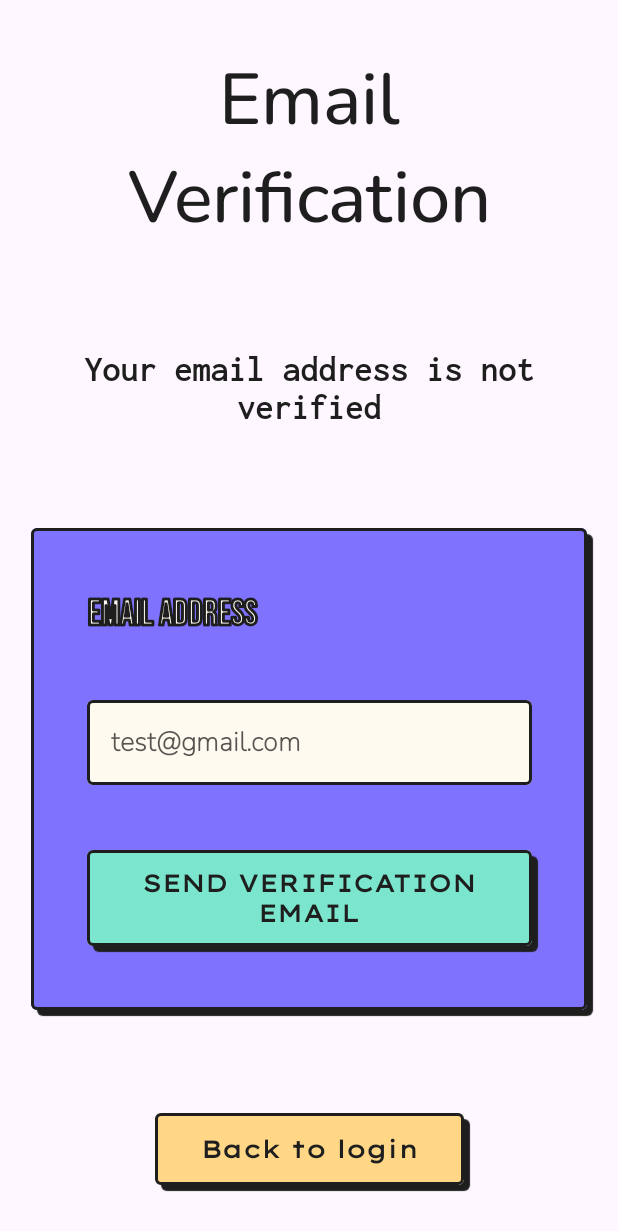
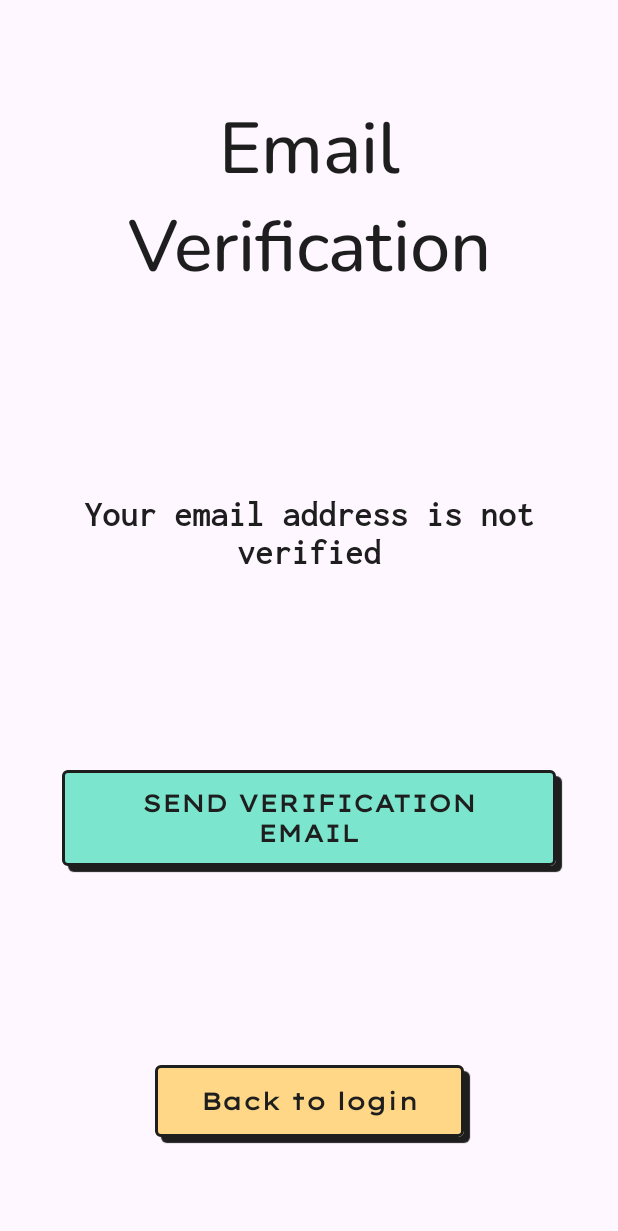
Before and after one commit to LucaSamore/Julie, an Android app built with Jetpack Compose: the composable VerifyEmailScreen shown on its own in the app's theme, after a tap on "SEND VERIFICATION EMAIL", on a phone screen of 412 x 824 dp. Shown: the top 1231 px of the screen. Run offline under Robolectric (Android 15) with nearby library versions, the phone set to English and light mode, and no system bars; our stand-ins replace Dagger/Hilt's generated code; 1 statement that could not run was skipped.

Commit message:
Fix email verification screen

```diff
--- a/app/src/main/java/com/example/julie/ui/theme/Neobrutalism.kt
+++ b/app/src/main/java/com/example/julie/ui/theme/Neobrutalism.kt
@@ -36,7 +36,8 @@ data class NeobrutalismTypography(
     val mainTitle: TextStyle,
     val screenTitle: TextStyle,
     val lables: TextStyle,
-    val buttons: TextStyle
+    val buttons: TextStyle,
+    val text: TextStyle
 )
 
 @Immutable data class NeobrutalismShapes(val component: Shape, val surface: Shape)
@@ -59,6 +60,7 @@ val LocalNeobrutalismTypography = staticCompositionLocalOf {
         screenTitle = TextStyle.Default,
         lables = TextStyle.Default,
         buttons = TextStyle.Default,
+        text = TextStyle.Default
     )
 }
 
@@ -119,6 +121,12 @@ fun NeobrutalismTheme(content: @Composable () -> Unit) {
                     fontSize = 16.sp,
                     fontFamily = FontFamily(Font(R.font.lexend_mega_variable)),
                     fontWeight = FontWeight.W900
+                ),
+            text =
+                TextStyle(
+                    fontSize = 16.sp,
+                    fontFamily = FontFamily(Font(R.font.inconsolata_variable)),
+                    fontWeight = FontWeight.Bold
                 )
         )
 
--- a/app/src/main/java/com/example/julie/verifyemail/VerifyEmailScreen.kt
+++ b/app/src/main/java/com/example/julie/verifyemail/VerifyEmailScreen.kt
@@ -1,11 +1,8 @@
 package com.example.julie.verifyemail
 
-import androidx.compose.foundation.background
 import androidx.compose.foundation.layout.Arrangement
-import androidx.compose.foundation.layout.Box
 import androidx.compose.foundation.layout.Column
 import androidx.compose.foundation.layout.PaddingValues
-import androidx.compose.foundation.layout.fillMaxHeight
 import androidx.compose.foundation.layout.fillMaxSize
 import androidx.compose.foundation.layout.fillMaxWidth
 import androidx.compose.foundation.layout.padding
@@ -21,32 +18,26 @@ import androidx.compose.ui.Modifier
 import androidx.compose.ui.graphics.Color
 import androidx.compose.ui.text.style.TextAlign
 import androidx.compose.ui.unit.dp
-import com.example.data.user.UserProblem
+import com.example.data.authentication.AuthenticationProblem
 import com.example.julie.Lce
-import com.example.julie.components.NeubrutalErrorMessage
-import com.example.julie.components.NeubrutalLabel
 import com.example.julie.components.NeubrutalPrimaryButton
 import com.example.julie.components.NeubrutalSecondaryButton
-import com.example.julie.components.NeubrutalTextField
 import com.example.julie.ui.theme.NeobrutalismTheme
-import com.example.julie.ui.theme.neubrutalismElevation
 
 @Composable
 internal fun VerifyEmailScreen(
     modifier: Modifier,
     verifyEmailViewModel: VerifyEmailViewModel,
     paddingValues: PaddingValues,
-    onGoToSignInScreen: () -> Unit,
-    onVerificationEmailSent: () -> Unit
+    onGoToSignInScreen: () -> Unit
 ) {
     val state by verifyEmailViewModel.verifyEmailScreenState.collectAsState()
 
-    var emailAddress by rememberSaveable { mutableStateOf("") }
-
-    var emailValidationError by rememberSaveable { mutableStateOf("") }
-    var emailValidationErrorHidden by rememberSaveable { mutableStateOf(true) }
     var errorMessage by rememberSaveable { mutableStateOf("") }
     var errorMessageHidden by rememberSaveable { mutableStateOf(true) }
+
+    var verificationEmailSentMessage by rememberSaveable { mutableStateOf("") }
+    var verificationEmailSentMessageHidden by rememberSaveable { mutableStateOf(true) }
 
     Column(
         modifier = modifier.fillMaxSize().padding(paddingValues),
@@ -67,27 +58,6 @@ internal fun VerifyEmailScreen(
             textAlign = TextAlign.Center
         )
 
-        Box(modifier = modifier.fillMaxWidth(.9f).fillMaxHeight(.5f).neubrutalismElevation()) {
-            Column(
-                modifier =
-                    modifier.fillMaxSize().background(NeobrutalismTheme.colors.contentPrimary),
-                verticalArrangement = Arrangement.SpaceEvenly,
-                horizontalAlignment = Alignment.CenterHorizontally
-            ) {
-                NeubrutalLabel(modifier = modifier.fillMaxWidth(.8f), text = "Email Address")
-
-                if (!emailValidationErrorHidden) {
-                    NeubrutalErrorMessage(modifier = modifier, message = emailValidationError)
-                }
-
-                NeubrutalTextField(
-                    modifier = modifier,
-                    value = emailAddress,
-                    placeholder = "test@gmail.com"
-                ) {
-                    emailAddress = it
-                }
-
         if (!errorMessageHidden) {
             Text(text = errorMessage, color = Color.Red, textAlign = TextAlign.Center)
         }
@@ -98,9 +68,7 @@ internal fun VerifyEmailScreen(
             width = .8f,
             height = 64.dp
         ) {
-                    verifyEmailViewModel.sendVerificationEmail(emailAddress)
-                }
-            }
+            verifyEmailViewModel.sendVerificationEmail()
         }
 
         NeubrutalSecondaryButton(modifier = modifier, text = "Back to login") {
@@ -111,22 +79,20 @@ internal fun VerifyEmailScreen(
     when (val currentState = state) {
         is Lce.Loading -> {
             errorMessageHidden = true
-            emailValidationErrorHidden = true
+            verificationEmailSentMessageHidden = true
         }
         is Lce.Content -> {
-            onVerificationEmailSent()
+            verificationEmailSentMessage = "Check your email for verification"
+            verificationEmailSentMessageHidden = false
         }
         is Lce.Failure -> {
             when (currentState.error) {
-                is UserProblem -> {
-                    emailValidationError = currentState.error.message
-                    emailValidationErrorHidden = false
-                }
-                else -> {
+                is AuthenticationProblem -> {
                     errorMessage = currentState.error.message
                     errorMessageHidden = false
+                }
+                else -> Unit
             }
         }
     }
 }
-}
--- a/app/src/main/java/com/example/julie/verifyemail/VerifyEmailViewModel.kt
+++ b/app/src/main/java/com/example/julie/verifyemail/VerifyEmailViewModel.kt
@@ -20,10 +20,10 @@ class VerifyEmailViewModel @Inject constructor(private val verifyEmailUseCase: V
 
     val verifyEmailScreenState = _verifyEmailScreenState.asStateFlow()
 
-    fun sendVerificationEmail(emailAddress: String) =
+    fun sendVerificationEmail() =
         viewModelScope.launch {
             _verifyEmailScreenState.update { Lce.Loading }
-            verifyEmailUseCase(emailAddress)
+            verifyEmailUseCase()
                 .fold(
                     { errors -> _verifyEmailScreenState.update { Lce.Failure(errors) } },
                     { success -> _verifyEmailScreenState.update { Lce.Content(success) } },
--- a/domain/src/main/java/com/example/domain/authentication/VerifyEmailUseCase.kt
+++ b/domain/src/main/java/com/example/domain/authentication/VerifyEmailUseCase.kt
@@ -5,5 +5,5 @@ import com.example.data.Problem
 import com.example.data.authentication.VerificationEmailSent
 
 interface VerifyEmailUseCase {
-    suspend operator fun invoke(emailAddress: String): Either<Problem, VerificationEmailSent>
+    suspend operator fun invoke(): Either<Problem, VerificationEmailSent>
 }
--- a/domain/src/main/java/com/example/domain/authentication/implementation/VerifyEmailUseCaseImpl.kt
+++ b/domain/src/main/java/com/example/domain/authentication/implementation/VerifyEmailUseCaseImpl.kt
@@ -16,6 +16,6 @@ constructor(
     private val ioDispatcher: CoroutineDispatcher
 ) : VerifyEmailUseCase {
 
-    override suspend fun invoke(emailAddress: String): Either<Problem, VerificationEmailSent> =
+    override suspend fun invoke(): Either<Problem, VerificationEmailSent> =
         withContext(ioDispatcher) { authenticationService.sendVerificationEmail() }
 }
```
Also changed, not shown: app/src/main/java/com/example/julie/navigation/NavigationGraph.kt (+3 -6 lines). Lines whose indentation alone changed are shown as unchanged.
